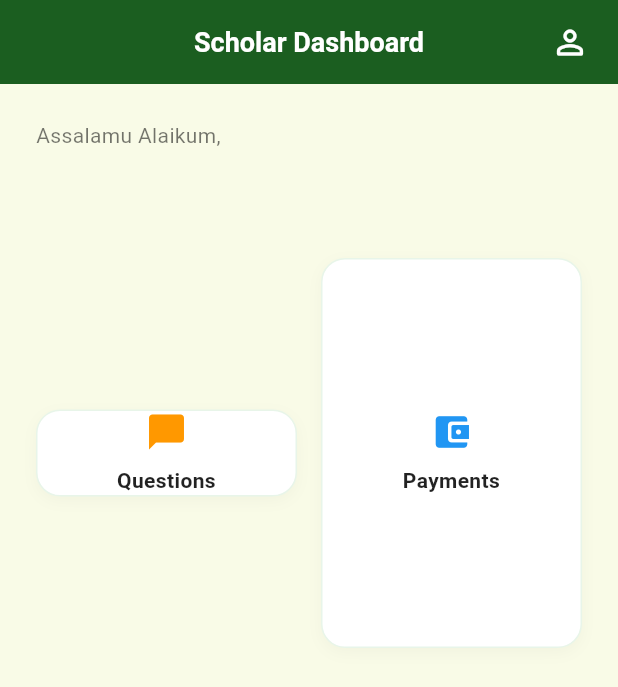
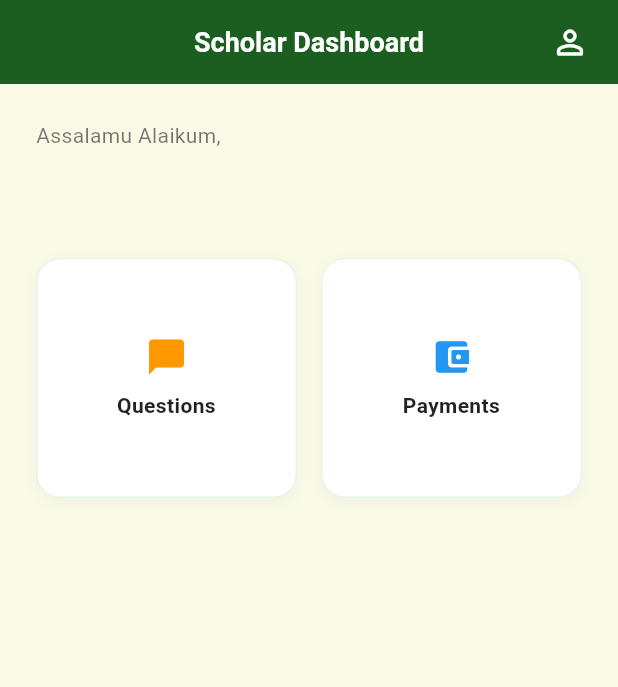
Before and after one commit to Laiba905/digital-islamic-hub-new, a Flutter app: the ScholarDashboard screen opened directly, on a phone screen of 412 x 824 dp. Shown: the top 687 px of the screen. Run offline on Flutter 3.47's test engine with Material 3 defaults, Android fonts, the phone set to English and light mode, and no system bars; our stand-ins replace adhan, animate_do, cloud_firestore, firebase_auth, firebase_core, flutter_local_notifications and 8 more; missing offline and left inert: cloudinary_public; accounts and stored records are empty.

Commit message:
update functionality of user_book_list_view.dart

```diff
--- a/lib/screens/scholar_dashboard.dart
+++ b/lib/screens/scholar_dashboard.dart
@@ -59,7 +59,7 @@ class _ScholarDashboardState extends State<ScholarDashboard> {
                     children: [
                       Expanded(
                         child: SizedBox(
-                          height: 26git add .0, // 👈 Yahan se aap cards ki height mazeed kam ya zyada kar sakte hain
+                          height: 160, // 👈 Fixed height for better UI
                           child: _DashboardCard(
                             title: "Questions",
                             icon: Icons.chat_bubble_rounded,
@@ -71,7 +71,7 @@ class _ScholarDashboardState extends State<ScholarDashboard> {
                       const SizedBox(width: 16), // Dono cards ke darmiyan fasla
                       Expanded(
                         child: SizedBox(
-                          height: 260, // 👈 Height dono ki barabar rahegi
+                          height: 160, // 👈 Height fixed at 160 for both cards
                           child: _DashboardCard(
                             title: "Payments",
                             icon: Icons.account_balance_wallet_rounded,
```
Also changed, not shown: lib/screens/user_book_list_view.dart (+5 -22 lines).
